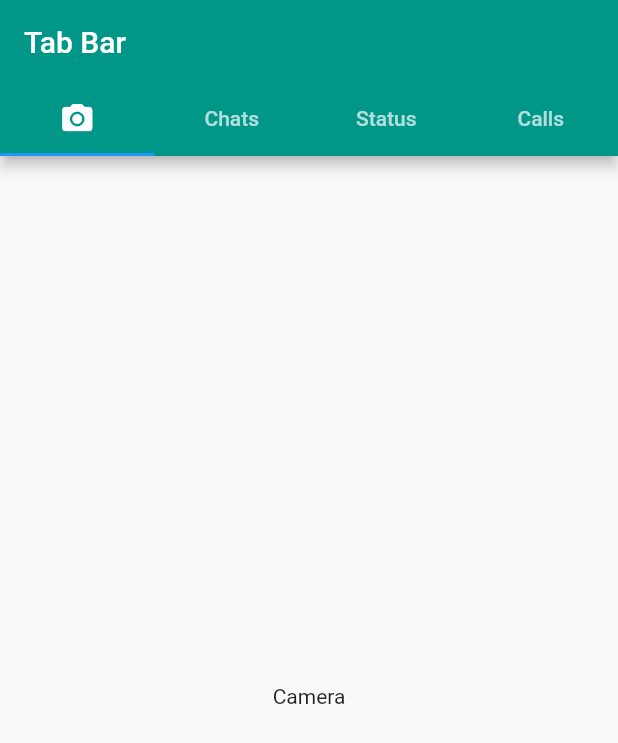
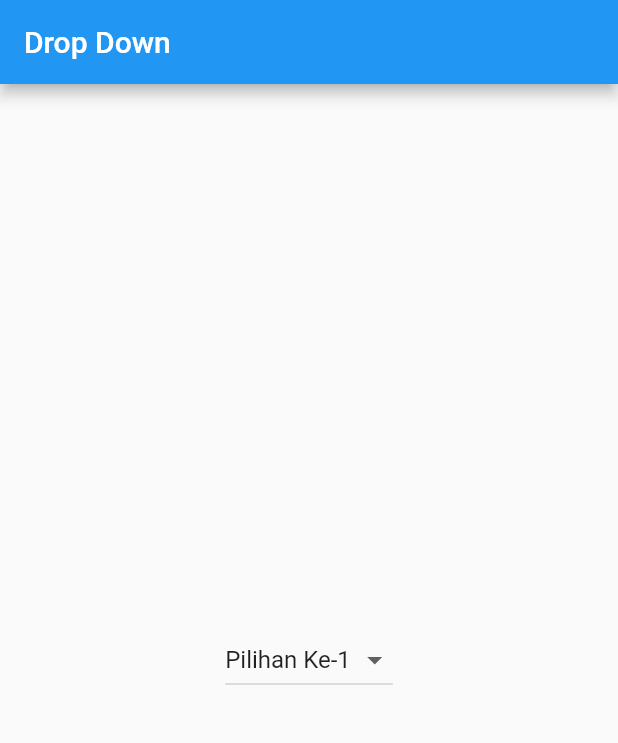
Before and after one commit to AhmadIkbalDjaya/fast_track_flutter_beginner, a Flutter app: the screen it shows after launch, on a phone screen of 412 x 824 dp. Shown: the top 743 px of the screen. Run offline on Flutter 3.47's test engine with Material 2 defaults, Android fonts, the phone set to English and light mode, and no system bars.

Commit message:
30.DropDown

```diff
--- a/lib/main.dart
+++ b/lib/main.dart
@@ -15,107 +15,69 @@ class MyApp extends StatelessWidget {
 }
 
 class HomePage extends StatefulWidget {
-  const HomePage({super.key});
+  HomePage({super.key});
 
   @override
   State<HomePage> createState() => _HomePageState();
 }
 
-class _HomePageState extends State<HomePage>
-    with SingleTickerProviderStateMixin {
-  late TabController tabC = TabController(length: 4, vsync: this);
+class _HomePageState extends State<HomePage> {
+  final List data = [
+    {
+      "judul": "Pilihan Ke-1",
+      "data": 1,
+    },
+    {
+      "judul": "Pilihan Ke-2",
+      "data": 2,
+    },
+    {
+      "judul": "Pilihan Ke-3",
+      "data": 3,
+    },
+    {
+      "judul": "Pilihan Ke-4",
+      "data": 4,
+    },
+    {
+      "judul": "Pilihan Ke-5",
+      "data": 5,
+    },
+  ];
+
+  late int dataAwal;
+  @override
+  void initState() {
+    // TODO: implement initState
+    super.initState();
+    dataAwal = data[0]["data"];
+  }
 
   @override
   Widget build(BuildContext context) {
     return Scaffold(
       appBar: AppBar(
-        backgroundColor: Colors.teal,
-        title: Text("Tab Bar"),
-        centerTitle: false,
-        bottom: TabBar(
-          controller: tabC,
-          tabs: [
-            Tab(
-              child: Icon(Icons.camera_alt),
-            ),
-            Tab(
-              text: "Chats",
-            ),
-            Tab(
-              text: "Status",
-            ),
-            Tab(
-              text: "Calls",
-            ),
-          ],
+        title: Text("Drop Down"),
+      ),
+      body: Center(
+        child: DropdownButton<int>(
+          value: dataAwal,
+          items: data
+              .map(
+                (e) => DropdownMenuItem(
+                  child: Text("${e['judul']} "),
+                  value: e['data'] as int,
+                ),
+              )
+              .toList(),
+          onChanged: (value) {
+            setState(() {
+              dataAwal = value!;
+            });
+            print(value);
+          },
         ),
-      ),
-      body: TabBarView(
-        controller: tabC,
-        children: [
-          Center(
-            child: Text("Camera"),
-          ),
-          Center(
-            child: Text("Chats"),
-          ),
-          Center(
-            child: Text("Status"),
-          ),
-          Center(
-            child: Text("Calls"),
-          ),
-        ],
       ),
     );
   }
 }
-// class HomePage extends StatelessWidget {
-//   const HomePage({super.key});
-
-//   @override
-//   Widget build(BuildContext context) {
-//     return DefaultTabController(
-//       length: 4,
-//       child: Scaffold(
-//         appBar: AppBar(
-//           backgroundColor: Colors.teal,
-//           title: Text("Tab Bar"),
-//           centerTitle: false,
-//           bottom: TabBar(
-//             tabs: [
-//               Tab(
-//                 child: Icon(Icons.camera_alt),
-//               ),
-//               Tab(
-//                 text: "Chats",
-//               ),
-//               Tab(
-//                 text: "Status",
-//               ),
-//               Tab(
-//                 text: "Calls",
-//               ),
-//             ],
-//           ),
-//         ),
-//         body: TabBarView(
-//           children: [
-//             Center(
-//               child: Text("Camera"),
-//             ),
-//             Center(
-//               child: Text("Chats"),
-//             ),
-//             Center(
-//               child: Text("Status"),
-//             ),
-//             Center(
-//               child: Text("Calls"),
-//             ),
-//           ],
-//         ),
-//       ),
-//     );
-//   }
-// }
```
